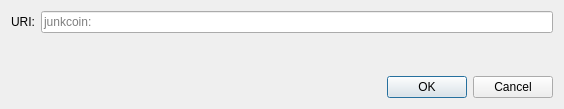
Above: src/qt/forms/openuridialog.ui from linkcoinproject/linkcoin before the change. Below: the same form after it.
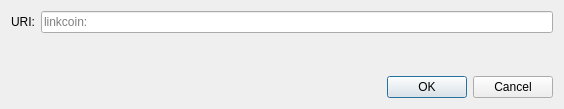
That is the form after the change. Custom widgets are drawn as their Qt base class.

Commit message:
rebrand: apply Linkcoin branding from master (logo, splash, icons) and finish Junkcoin->Linkcoin / JKC->LNC rename
- Use master's Linkcoin logo/splash: bitcoin.png/ico/icns, testnet icon, splash bitmaps
- Rewrite splashscreen to draw master splash bitmap, register /images resources in qrc
- Replace share/pixmaps desktop & installer icons and doc doxygen logo from master
- Ticker JKC->LNC (bitcoinunits, forms, tests), QSettings org/URI scheme/autostart/mac&win ids
- Data dir stays .linkcoin; drop leftover junkcoin strings from RPC, GUI, man, build.sh, msvc config

```diff
--- a/src/qt/forms/openuridialog.ui
+++ b/src/qt/forms/openuridialog.ui
@@ -26,7 +26,7 @@
      <item>
       <widget class="QValidatedLineEdit" name="uriEdit">
        <property name="placeholderText">
-        <string notr="true">junkcoin:</string>
+        <string notr="true">linkcoin:</string>
        </property>
       </widget>
      </item>
```
Left out of the diff: 2 changed lines with no effect on the pictures. The commit also changes 104 other files.
